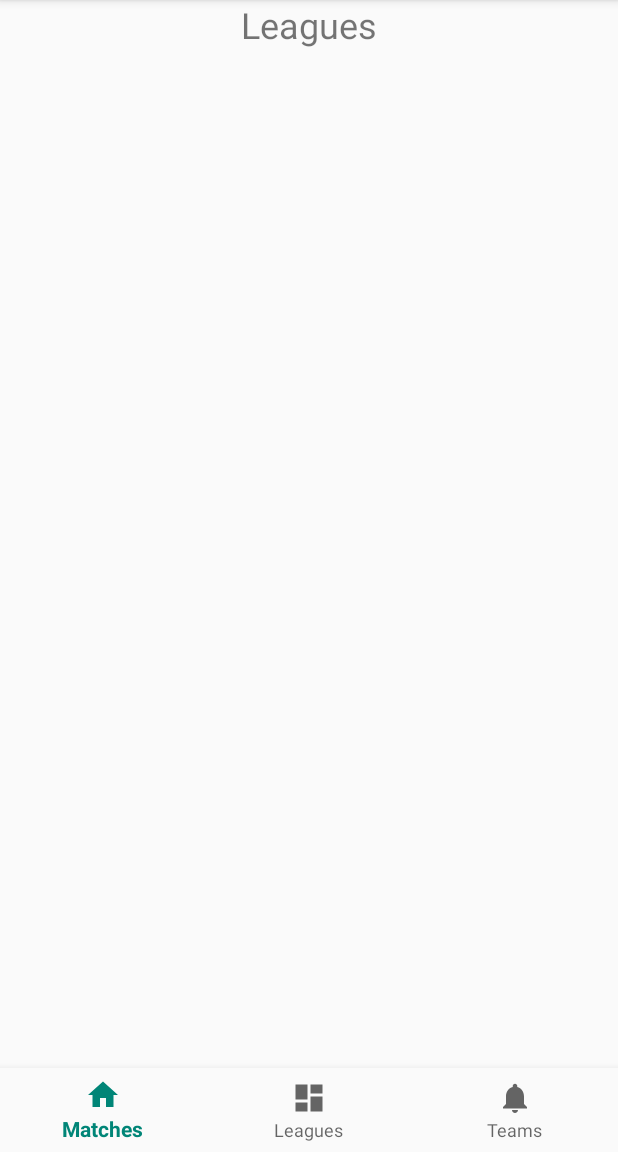
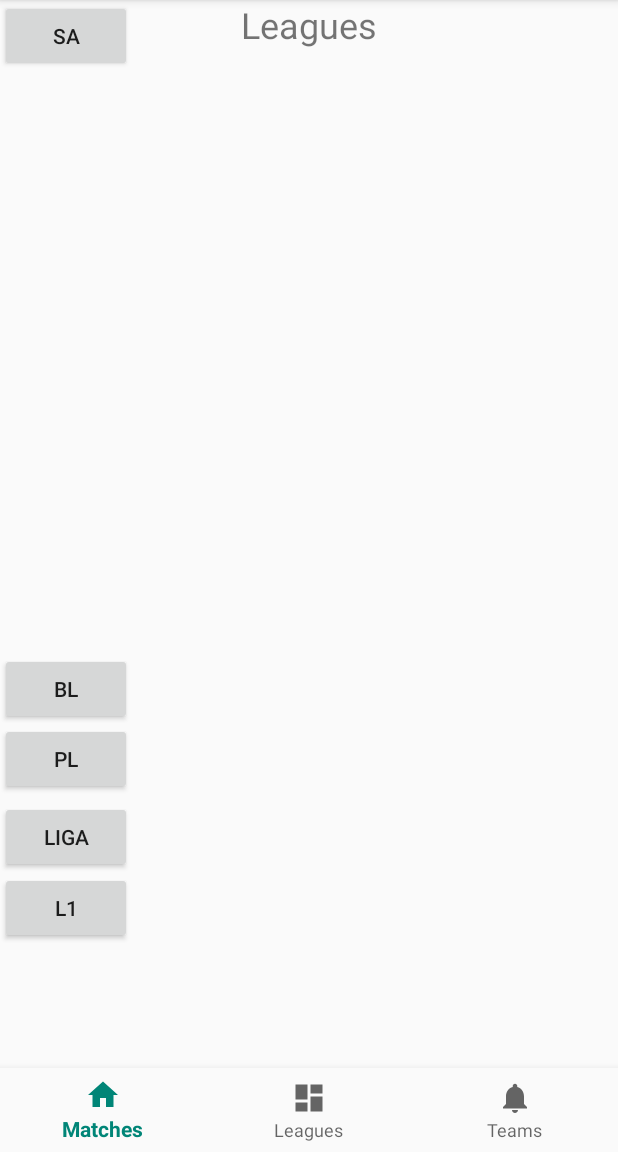
Before and after one commit to YaniAless/BeFoot, an Android app: the LeagueActivity screen opened directly, with no data from a screen before it, on a phone screen of 412 x 824 dp, the part 84-1236 px from its top. Run offline under Robolectric (Android 15) with nearby library versions, the phone set to English and light mode, and no system bars; our stand-ins replace Volley; network calls fail.

Commit message:
second version of League's display (with buttons for each league)

```diff
--- a/app/src/main/java/com/alterno/befoot/LeagueActivity.java
+++ b/app/src/main/java/com/alterno/befoot/LeagueActivity.java
@@ -6,6 +6,8 @@ import android.support.design.widget.BottomNavigationView;
 import android.support.v7.app.AppCompatActivity;
 import android.os.Bundle;
 import android.view.MenuItem;
+import android.view.View;
+import android.widget.Button;
 import android.widget.TextView;
 
 import com.android.volley.AuthFailureError;
@@ -19,15 +21,13 @@ import com.android.volley.toolbox.Volley;
 import org.json.JSONArray;
 import org.json.JSONException;
 import org.json.JSONObject;
-import org.w3c.dom.Text;
 
-import java.util.ArrayList;
 import java.util.HashMap;
-import java.util.List;
 import java.util.Map;
 
 public class LeagueActivity extends AppCompatActivity {
     private TextView teamRanking;
+    private Button buttonSA, buttonL1, buttonLIGA, buttonPL, buttonBL;
 
     private BottomNavigationView.OnNavigationItemSelectedListener mOnNavigationItemSelectedListener
             = new BottomNavigationView.OnNavigationItemSelectedListener() {
@@ -52,13 +52,66 @@ public class LeagueActivity extends AppCompatActivity {
     protected void onCreate(Bundle savedInstanceState) {
         super.onCreate(savedInstanceState);
         setContentView(R.layout.activity_league);
-        GetRanking("FL1"); // à faire : choisir son championnat
+        //GetRanking("FL1"); // à faire : choisir son championnat
 
         BottomNavigationView navigation = (BottomNavigationView) findViewById(R.id.navigation);
         navigation.setOnNavigationItemSelectedListener(mOnNavigationItemSelectedListener);
 
         teamRanking = findViewById(R.id.team);
+        buttonL1 = findViewById(R.id.buttonL1);
+        buttonSA = findViewById(R.id.buttonSA);
+        buttonLIGA = findViewById(R.id.buttonLIGA);
+        buttonBL = findViewById(R.id.buttonBL);
+        buttonPL = findViewById(R.id.buttonPL);
+
+
+        buttonL1.setOnClickListener(L1Listener);
+        buttonSA.setOnClickListener(SAListener);
+        buttonLIGA.setOnClickListener(LIGAListener);
+        buttonBL.setOnClickListener(BLListener);
+        buttonPL.setOnClickListener(PLListener);
     }
+
+    private View.OnClickListener L1Listener = new View.OnClickListener() {
+        @Override
+        public void onClick(View v) {
+            teamRanking.setText(" "); //vider le textView
+            GetRanking("FL1");
+
+        }
+    };
+    private View.OnClickListener SAListener = new View.OnClickListener() {
+        @Override
+        public void onClick(View v) {
+            teamRanking.setText(" ");
+            GetRanking("SA");
+
+        }
+    };
+    private View.OnClickListener BLListener = new View.OnClickListener() {
+        @Override
+        public void onClick(View v) {
+            teamRanking.setText(" ");
+            GetRanking("BL1");
+
+        }
+    };
+    private View.OnClickListener PLListener = new View.OnClickListener() {
+        @Override
+        public void onClick(View v) {
+            teamRanking.setText(" ");
+            GetRanking("PL");
+
+        }
+    };
+    private View.OnClickListener LIGAListener = new View.OnClickListener() {
+        @Override
+        public void onClick(View v) {
+            teamRanking.setText(" ");
+            GetRanking("PD");
+
+        }
+    };
 
 
     private void GetRanking(String idLeague){
--- a/app/src/main/res/layout/activity_league.xml
+++ b/app/src/main/res/layout/activity_league.xml
@@ -32,6 +32,45 @@
     <TextView
         android:id="@+id/team"
         android:layout_width="wrap_content"
-        android:layout_height="wrap_content" />
+        android:layout_height="wrap_content"
+        android:layout_marginTop="85dp" />
+
+    <Button
+        android:id="@+id/buttonSA"
+        android:layout_width="wrap_content"
+        android:layout_height="wrap_content"
+        android:text="SA" />
+
+    <Button
+        android:id="@+id/buttonLIGA"
+        android:layout_width="wrap_content"
+        android:layout_height="wrap_content"
+        android:layout_alignBottom="@+id/buttonSA"
+        android:layout_marginBottom="-534dp"
+        android:text="LIGA" />
+
+    <Button
+        android:id="@+id/buttonBL"
+        android:layout_width="wrap_content"
+        android:layout_height="wrap_content"
+        android:layout_alignBottom="@+id/buttonSA"
+        android:layout_marginBottom="-435dp"
+        android:text="BL" />
+
+    <Button
+        android:id="@+id/buttonPL"
+        android:layout_width="wrap_content"
+        android:layout_height="wrap_content"
+        android:layout_alignBottom="@+id/buttonSA"
+        android:layout_marginBottom="-482dp"
+        android:text="PL" />
+
+    <Button
+        android:id="@+id/buttonL1"
+        android:layout_width="wrap_content"
+        android:layout_height="wrap_content"
+        android:layout_alignBottom="@+id/buttonSA"
+        android:layout_marginBottom="-581dp"
+        android:text="L1" />
 
 </RelativeLayout>
```
